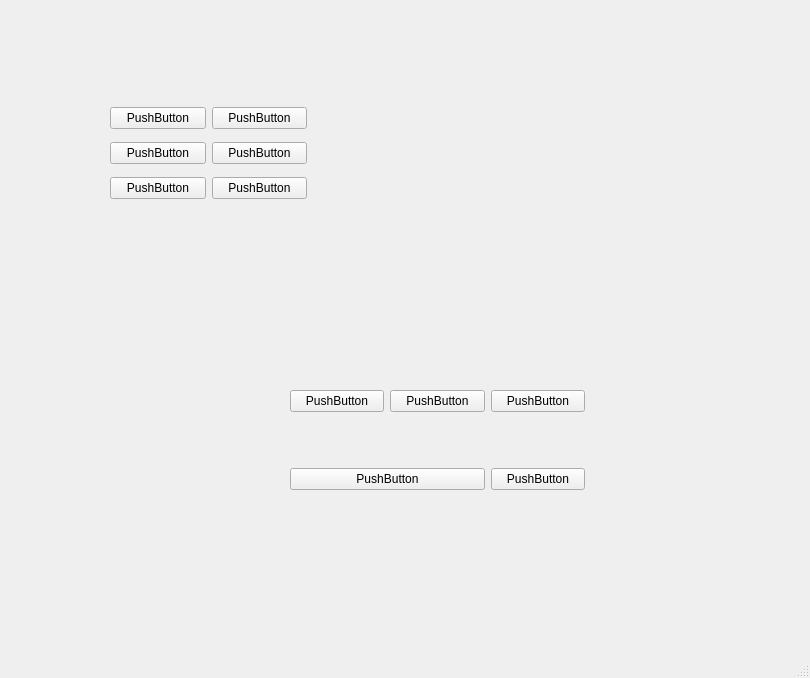
lin-nice/pyqt5, file test.ui: the form before one commit.
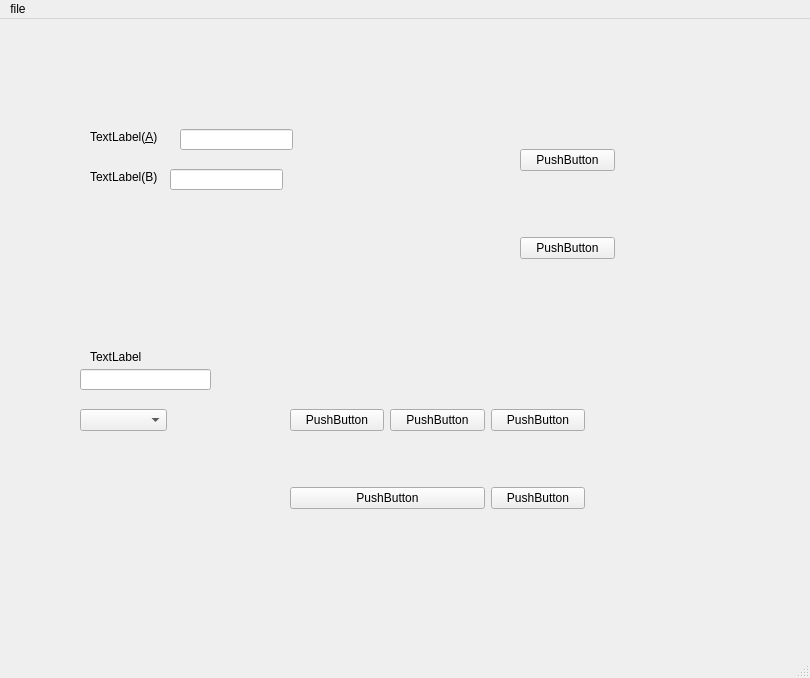
The form after the commit.

```diff
--- a/test.ui
+++ b/test.ui
@@ -61,69 +61,130 @@
      </item>
     </layout>
    </widget>
+   <widget class="QLabel" name="label">
+    <property name="geometry">
+     <rect>
+      <x>90</x>
+      <y>330</y>
+      <width>72</width>
+      <height>15</height>
+     </rect>
+    </property>
+    <property name="text">
+     <string>TextLabel</string>
+    </property>
+   </widget>
+   <widget class="QLineEdit" name="lineEdit">
+    <property name="geometry">
+     <rect>
+      <x>80</x>
+      <y>350</y>
+      <width>131</width>
+      <height>21</height>
+     </rect>
+    </property>
+   </widget>
+   <widget class="QComboBox" name="comboBox">
+    <property name="geometry">
+     <rect>
+      <x>80</x>
+      <y>390</y>
+      <width>87</width>
+      <height>22</height>
+     </rect>
+    </property>
+   </widget>
+   <widget class="QLabel" name="label_2">
+    <property name="geometry">
+     <rect>
+      <x>90</x>
+      <y>110</y>
+      <width>72</width>
+      <height>15</height>
+     </rect>
+    </property>
+    <property name="text">
+     <string>TextLabel(&amp;A)</string>
+    </property>
+    <property name="buddy">
+     <cstring>lineEdit_2</cstring>
+    </property>
+   </widget>
+   <widget class="QLabel" name="label_3">
+    <property name="geometry">
+     <rect>
+      <x>90</x>
+      <y>150</y>
+      <width>72</width>
+      <height>15</height>
+     </rect>
+    </property>
+    <property name="text">
+     <string>TextLabel(B)</string>
+    </property>
+    <property name="buddy">
+     <cstring>lineEdit_3</cstring>
+    </property>
+   </widget>
+   <widget class="QLineEdit" name="lineEdit_2">
+    <property name="geometry">
+     <rect>
+      <x>180</x>
+      <y>110</y>
+      <width>113</width>
+      <height>21</height>
+     </rect>
+    </property>
+   </widget>
+   <widget class="QLineEdit" name="lineEdit_3">
+    <property name="geometry">
+     <rect>
+      <x>170</x>
+      <y>150</y>
+      <width>113</width>
+      <height>21</height>
+     </rect>
+    </property>
+   </widget>
    <widget class="QWidget" name="">
     <property name="geometry">
      <rect>
-      <x>110</x>
-      <y>100</y>
-      <width>197</width>
-      <height>106</height>
+      <x>520</x>
+      <y>120</y>
+      <width>95</width>
+      <height>131</height>
      </rect>
     </property>
     <layout class="QVBoxLayout" name="verticalLayout">
      <item>
-      <layout class="QHBoxLayout" name="horizontalLayout">
-       <item>
-        <widget class="QPushButton" name="pushButton">
-         <property name="text">
-          <string>PushButton</string>
-         </property>
-        </widget>
-       </item>
-       <item>
-        <widget class="QPushButton" name="pushButton_2">
-         <property name="text">
-          <string>PushButton</string>
-         </property>
-        </widget>
-       </item>
-      </layout>
+      <widget class="QPushButton" name="pushButton_12">
+       <property name="text">
+        <string>PushButton</string>
+       </property>
+      </widget>
      </item>
      <item>
-      <layout class="QHBoxLayout" name="horizontalLayout_2">
-       <item>
-        <widget class="QPushButton" name="pushButton_6">
-         <property name="text">
-          <string>PushButton</string>
-         </property>
-        </widget>
-       </item>
-       <item>
-        <widget class="QPushButton" name="pushButton_3">
-         <property name="text">
-          <string>PushButton</string>
-         </property>
-        </widget>
-       </item>
-      </layout>
+      <spacer name="verticalSpacer_2">
+       <property name="orientation">
+        <enum>Qt::Vertical</enum>
+       </property>
+       <property name="sizeType">
+        <enum>QSizePolicy::Fixed</enum>
+       </property>
+       <property name="sizeHint" stdset="0">
+        <size>
+         <width>20</width>
+         <height>50</height>
+        </size>
+       </property>
+      </spacer>
      </item>
      <item>
-      <layout class="QHBoxLayout" name="horizontalLayout_3">
-       <item>
-        <widget class="QPushButton" name="pushButton_7">
-         <property name="text">
-          <string>PushButton</string>
-         </property>
-        </widget>
-       </item>
-       <item>
-        <widget class="QPushButton" name="pushButton_4">
-         <property name="text">
-          <string>PushButton</string>
-         </property>
-        </widget>
-       </item>
-      </layout>
+      <widget class="QPushButton" name="pushButton_13">
+       <property name="text">
+        <string>PushButton</string>
+       </property>
+      </widget>
      </item>
     </layout>
    </widget>
@@ -137,6 +198,14 @@
      <height>26</height>
     </rect>
    </property>
+   <widget class="QMenu" name="menufile">
+    <property name="title">
+     <string>file</string>
+    </property>
+    <addaction name="actionopen"/>
+    <addaction name="actionclose"/>
+   </widget>
+   <addaction name="menufile"/>
   </widget>
   <widget class="QStatusBar" name="statusbar"/>
  </widget>
```
Left out of the diff: 12 changed lines with no effect on the pictures.
